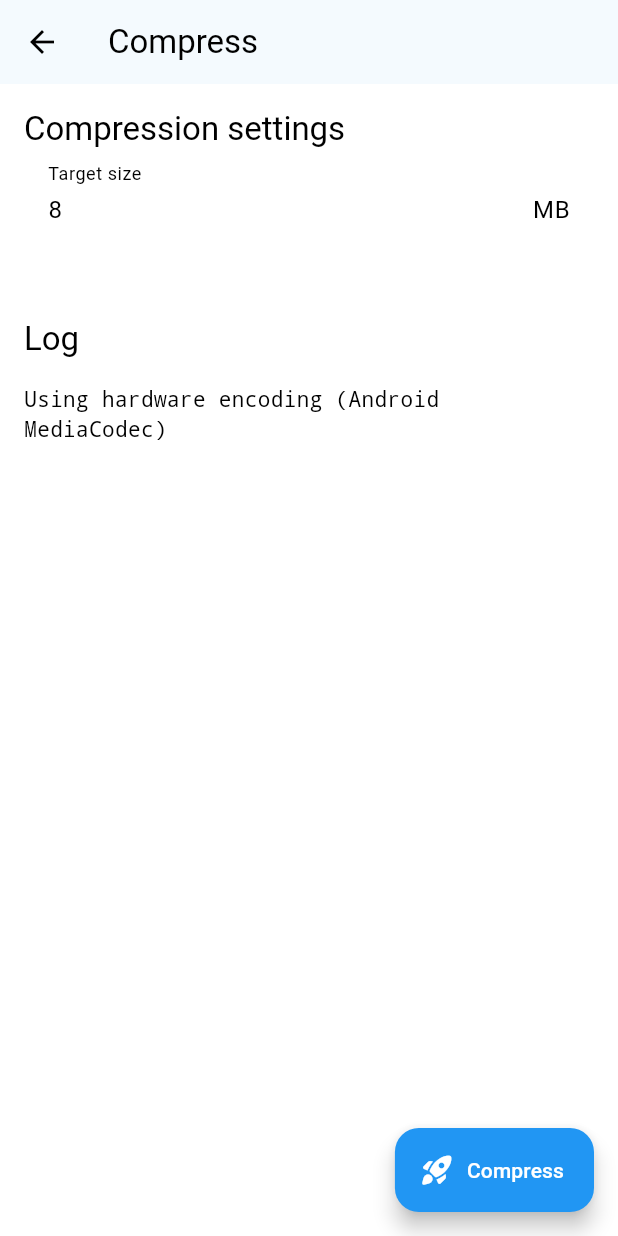
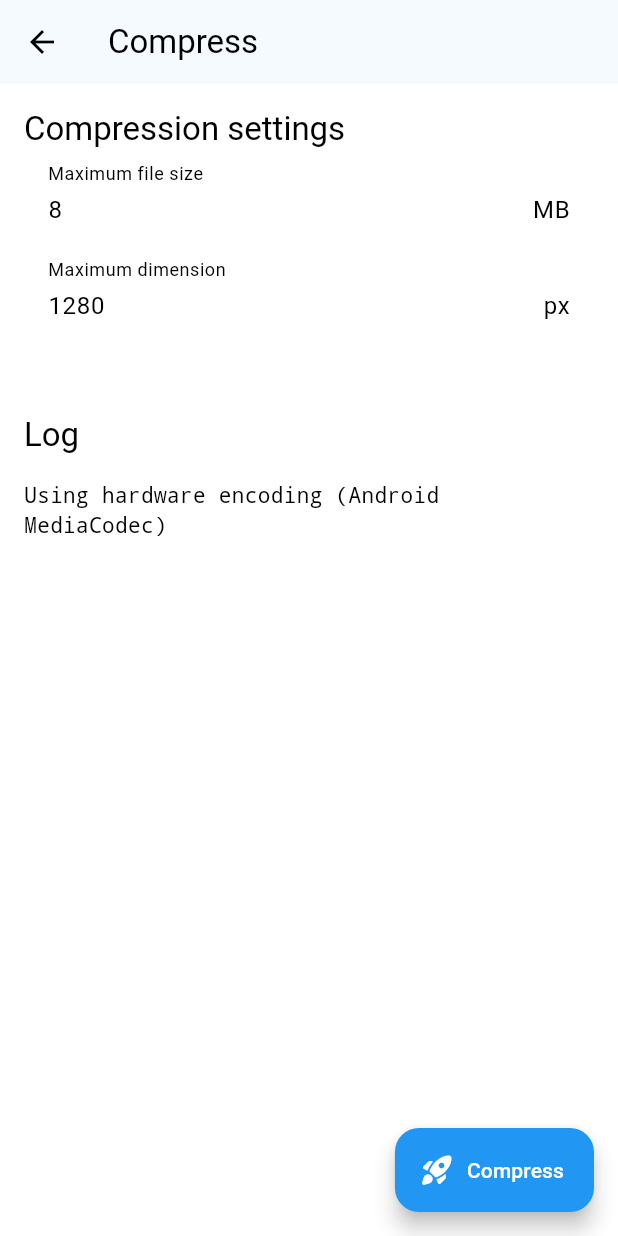
Before and after one commit to ChakornK/flutter-video-compressor, a Flutter app: the CompressPage screen opened directly with empty values, after a tap on "Compress", on a phone screen of 412 x 824 dp. Run offline on Flutter 3.47's test engine with Material 3 defaults, Android fonts, the phone set to English and light mode, and no system bars; drawn by our look-alikes of dynamic_color; our stand-ins replace file_picker; missing offline and left inert: ffmpeg_kit_flutter_new.

Commit message:
feat: allow custom video dimensions

```diff
--- a/lib/pages/compress.dart
+++ b/lib/pages/compress.dart
@@ -13,6 +13,7 @@ class _CompressPageState extends State<CompressPage> {
   List<String> log = [];
 
   num targetSize = 8;
+  num targetDimension = 1280;
 
   final ScrollController _controller = ScrollController();
 
@@ -22,21 +23,54 @@ class _CompressPageState extends State<CompressPage> {
       appBar: AppBar(title: const Text('Compress'), elevation: 1),
       body: Padding(
         padding: const EdgeInsets.all(16.0),
+        child: SizedBox(
+          width: double.maxFinite,
           child: Column(
             crossAxisAlignment: CrossAxisAlignment.start,
             spacing: 16,
             children: [
               Text("Compression settings", style: Theme.of(context).textTheme.titleLarge),
-            SizedBox(
-              width: double.maxFinite,
-              child: TextFormField(
+              TextFormField(
                 onChanged: (value) => setState(() {
-                  targetSize = num.parse(value);
+                  if (value.isEmpty) return;
+                  try {
+                    targetSize = num.parse(value.replaceAll(RegExp(r'[^\d]'), ""));
+                  } catch (_) {}
                 }),
+                validator: (value) {
+                  try {
+                    num.parse(value!);
+                    return null;
+                  } catch (_) {
+                    return "Invalid value";
+                  }
+                },
+                autovalidateMode: AutovalidateMode.always,
                 keyboardType: TextInputType.number,
                 initialValue: targetSize.toString(),
-                decoration: const InputDecoration(border: OutlineInputBorder(), isDense: true, suffixText: "MB", labelText: "Target size"),
+                decoration: const InputDecoration(border: OutlineInputBorder(), isDense: true, suffixText: "MB", labelText: "Maximum file size"),
               ),
+              TextFormField(
+                onChanged: (value) => setState(() {
+                  if (value.isEmpty) return;
+                  try {
+                    targetDimension = num.parse(value.replaceAll(RegExp(r'[^\d]'), ""));
+                  } catch (_) {}
+                }),
+                validator: (value) {
+                  try {
+                    final v = int.parse(value!);
+                    if (v % 2 != 0) return "Must be an even integer";
+                    if (v < 202) return "Too small";
+                    return null;
+                  } catch (_) {
+                    return "Invalid value";
+                  }
+                },
+                autovalidateMode: AutovalidateMode.always,
+                keyboardType: TextInputType.number,
+                initialValue: targetDimension.toString(),
+                decoration: const InputDecoration(border: OutlineInputBorder(), isDense: true, suffixText: "px", labelText: "Maximum dimension"),
               ),
               Divider(),
               Text("Log", style: Theme.of(context).textTheme.titleLarge),
@@ -59,12 +93,14 @@ class _CompressPageState extends State<CompressPage> {
             ],
           ),
         ),
+      ),
       floatingActionButton: FloatingActionButton.extended(
         onPressed: () {
           compressVideo(
-            widget.inputFile,
-            targetSize,
-            (String value) => setState(() {
+            inputFile: widget.inputFile,
+            targetSize: targetSize,
+            targetDimension: targetDimension,
+            logMessage: (String value) => setState(() {
               if (value.contains("\n")) {
                 log.add(value.replaceFirst(RegExp(r'\n$'), ''));
               } else {
--- a/lib/services/ffmpeg.dart
+++ b/lib/services/ffmpeg.dart
@@ -5,7 +5,9 @@ import 'package:ffmpeg_kit_flutter_new/ffmpeg_kit.dart';
 import 'package:ffmpeg_kit_flutter_new/ffmpeg_kit_config.dart';
 import 'package:ffmpeg_kit_flutter_new/ffprobe_kit.dart';
 
-void compressVideo(String inputFile, num size, Function(String) logMessage) {
+void compressVideo({required String inputFile, required num targetSize, required num targetDimension, required Function(String) logMessage}) {
+  final num targetDim = targetDimension - (targetDimension % 2);
+
   String encoding;
 
   if (Platform.isAndroid) {
@@ -26,13 +28,18 @@ void compressVideo(String inputFile, num size, Function(String) logMessage) {
           final List<String> info = (await FFprobeKit.getMediaInformationFromCommand(
             '-v error -select_streams v:0 -show_entries format=duration:stream=width,height:side_data=rotation -read_intervals 0%+#1 -of default=noprint_wrappers=1 $inputFile',
           ).then((info) async => (await info.getOutput())!)).toString().split("\n");
-          final int rotation = int.parse(info.firstWhere((x) => x.startsWith("rotation=")).split("=")[1]);
+          int rotation;
+          try {
+            rotation = int.parse((info.firstWhere((x) => x.startsWith("rotation="))).split("=")[1]);
+          } catch (_) {
+            rotation = 0;
+          }
           final bool isLandscape = (rotation % 180).abs() != 0;
           final int width = int.parse(info.firstWhere((x) => x.startsWith(isLandscape ? "height=" : "width=")).split("=")[1]);
           final int height = int.parse(info.firstWhere((x) => x.startsWith(isLandscape ? "width=" : "height=")).split("=")[1]);
           final num duration = num.parse(info.firstWhere((x) => x.startsWith("duration=")).split("=")[1]);
 
-          final num target = size * 1024 * 1024;
+          final num target = targetSize * 1024 * 1024;
           final num totalBitrate = target / duration * 8;
           final num audioBitrate = min(64 * 1000, 0.2 * totalBitrate);
           final num videoBitrate = totalBitrate - audioBitrate;
@@ -49,11 +56,11 @@ void compressVideo(String inputFile, num size, Function(String) logMessage) {
             "-threads ${Platform.numberOfProcessors}",
           ];
 
-          if (max(width, height) > 1280) {
+          if (max(width, height) > targetDim) {
             if (width > height) {
-              args.add("-vf scale=1280:-2");
+              args.add("-vf scale=$targetDim:-2");
             } else {
-              args.add("-vf scale=-2:1280");
+              args.add("-vf scale=-2:$targetDim");
             }
           }
 
```
Lines whose indentation alone changed are shown as unchanged.
